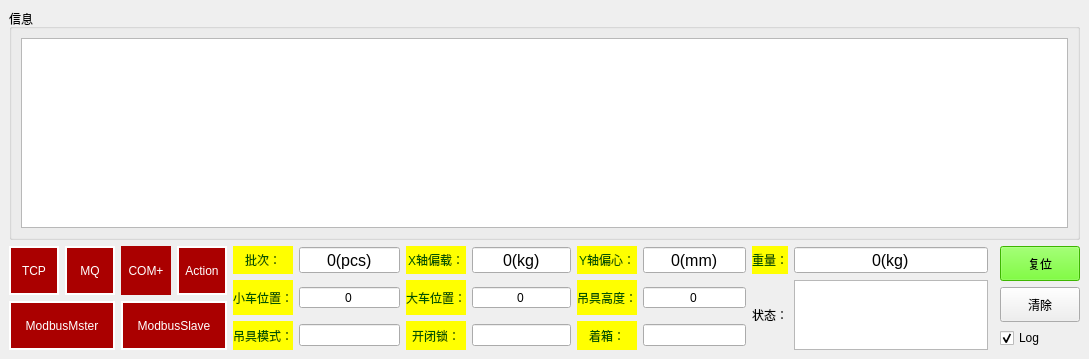
First picture: the form in ZBY_MQ/mainwindow.ui, repository 519984307/ZBY_MQQ, before the edit.
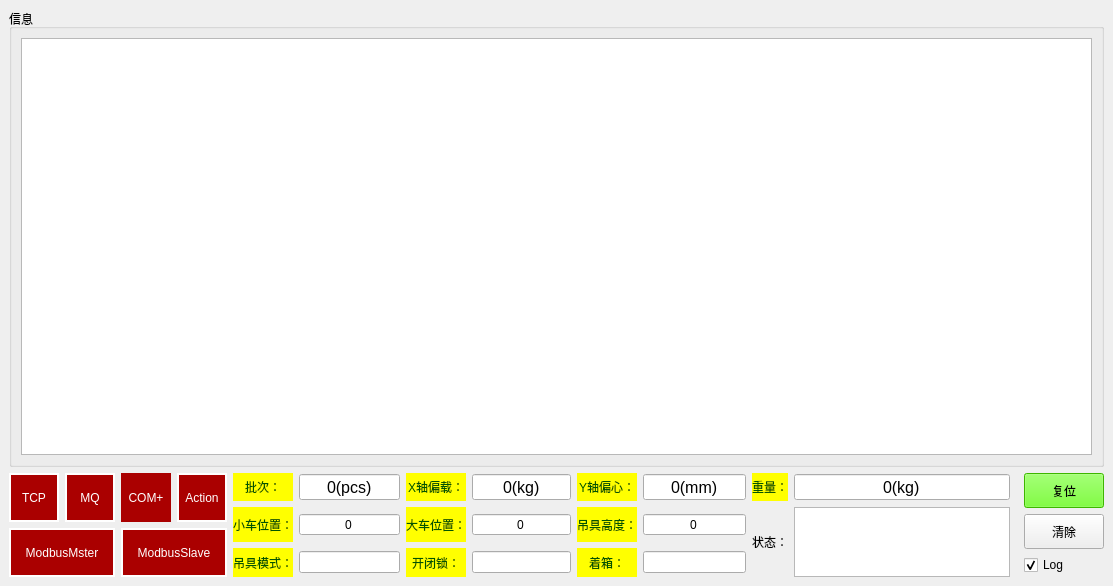
Second picture: the form after the edit. Icons and pictures are not drawn.

```diff
--- a/ZBY_MQ/mainwindow.ui
+++ b/ZBY_MQ/mainwindow.ui
@@ -6,8 +6,8 @@
    <rect>
     <x>0</x>
     <y>0</y>
-    <width>1089</width>
-    <height>359</height>
+    <width>1113</width>
+    <height>586</height>
    </rect>
   </property>
   <property name="windowTitle">
```
Left out of the diff: 900 changed lines with no effect on the pictures.
